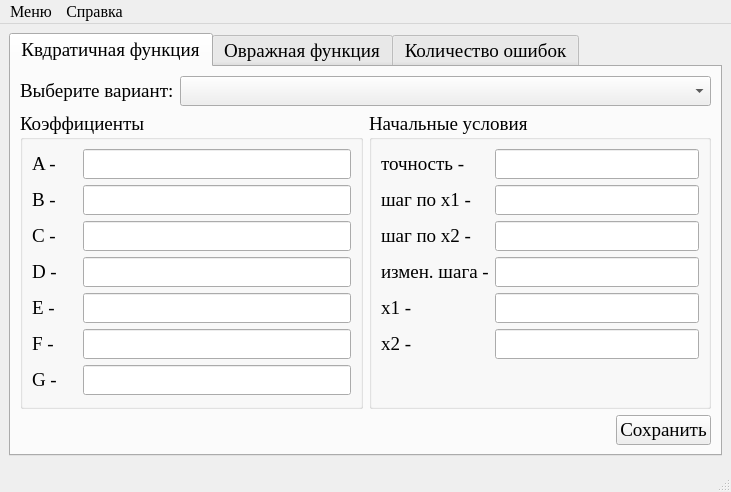
Eliminationzx/optimizationmethods, file setvariants/ui/mainwindow.ui: the form before one commit.
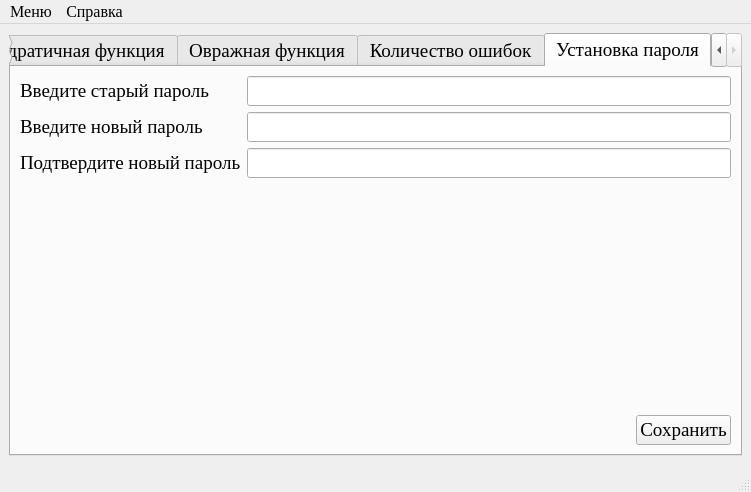
The form after the commit. Icons and pictures are not drawn.

Commit message: добавил в установку вариантов задание пароля - записывает нормально, считывает криво.

What changed in the file:
```diff
--- a/setvariants/ui/mainwindow.ui
+++ b/setvariants/ui/mainwindow.ui
@@ -6,8 +6,8 @@
    <rect>
     <x>0</x>
     <y>0</y>
-    <width>731</width>
-    <height>467</height>
+    <width>751</width>
+    <height>473</height>
    </rect>
   </property>
   <property name="maximumSize">
@@ -34,7 +34,7 @@
     <item row="0" column="0">
      <widget class="QTabWidget" name="tabWidget">
       <property name="currentIndex">
-       <number>0</number>
+       <number>3</number>
       </property>
       <widget class="QWidget" name="quadFunction">
        <attribute name="title">
@@ -660,6 +660,84 @@
         </item>
        </layout>
       </widget>
+      <widget class="QWidget" name="setPassword">
+       <attribute name="title">
+        <string>Установка пароля</string>
+       </attribute>
+       <layout class="QGridLayout" name="gridLayout_15">
+        <item row="0" column="0">
+         <layout class="QFormLayout" name="formLayout_2">
+          <item row="0" column="0">
+           <widget class="QLabel" name="label_30">
+            <property name="text">
+             <string>Введите старый пароль</string>
+            </property>
+           </widget>
+          </item>
+          <item row="0" column="1">
+           <widget class="QLineEdit" name="oldPass"/>
+          </item>
+          <item row="1" column="0">
+           <widget class="QLabel" name="label_31">
+            <property name="text">
+             <string>Введите новый пароль</string>
+            </property>
+           </widget>
+          </item>
+          <item row="1" column="1">
+           <widget class="QLineEdit" name="newPass"/>
+          </item>
+          <item row="2" column="0">
+           <widget class="QLabel" name="label_32">
+            <property name="text">
+             <string>Подтвердите новый пароль</string>
+            </property>
+           </widget>
+          </item>
+          <item row="2" column="1">
+           <widget class="QLineEdit" name="newPassRep"/>
+          </item>
+         </layout>
+        </item>
+        <item row="1" column="0">
+         <spacer name="verticalSpacer_6">
+          <property name="orientation">
+           <enum>Qt::Vertical</enum>
+          </property>
+          <property name="sizeHint" stdset="0">
+           <size>
+            <width>20</width>
+            <height>210</height>
+           </size>
+          </property>
+         </spacer>
+        </item>
+        <item row="2" column="0">
+         <layout class="QHBoxLayout" name="horizontalLayout_6">
+          <item>
+           <spacer name="horizontalSpacer_4">
+            <property name="orientation">
+             <enum>Qt::Horizontal</enum>
+            </property>
+            <property name="sizeHint" stdset="0">
+             <size>
+              <width>40</width>
+              <height>20</height>
+             </size>
+            </property>
+           </spacer>
+          </item>
+          <item>
+           <widget class="QPushButton" name="save_button_pass">
+            <property name="text">
+             <string>Сохранить</string>
+            </property>
+           </widget>
+          </item>
+         </layout>
+        </item>
+       </layout>
+      </widget>
      </widget>
     </item>
    </layout>
@@ -669,7 +747,7 @@
     <rect>
      <x>0</x>
      <y>0</y>
-     <width>731</width>
+     <width>751</width>
      <height>26</height>
     </rect>
    </property>
```
The commit also changes 6 other files.
